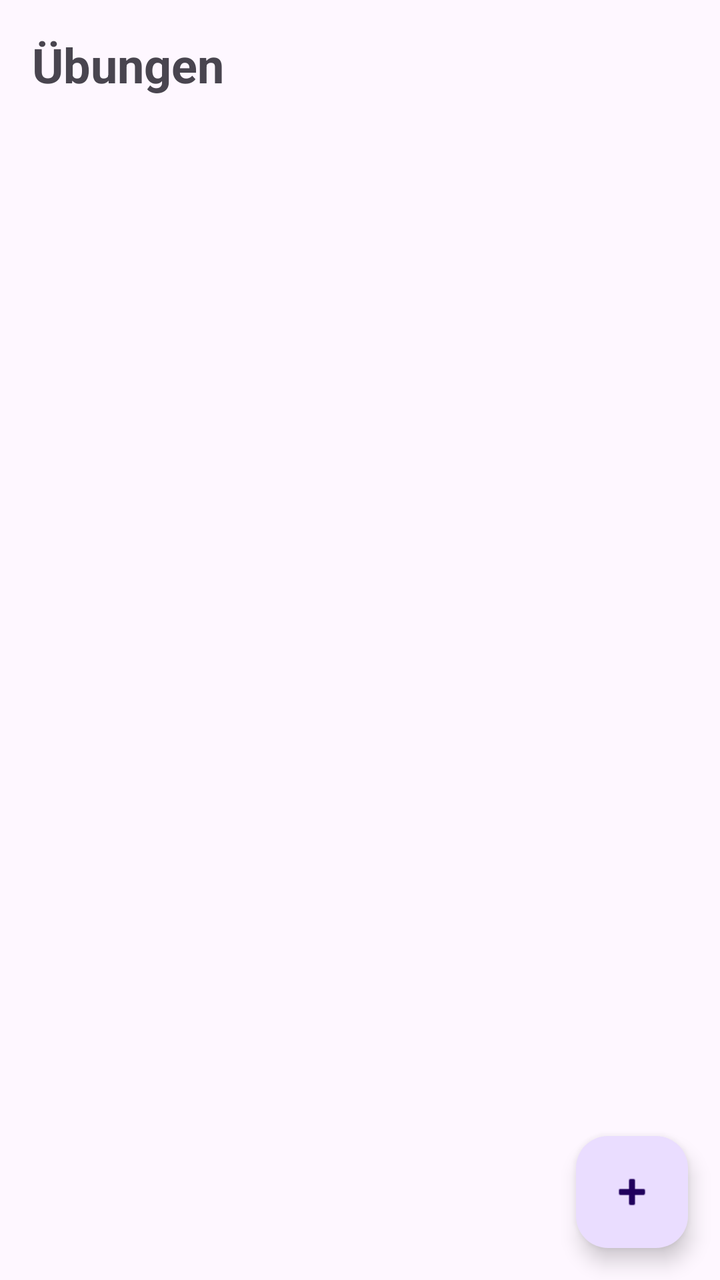
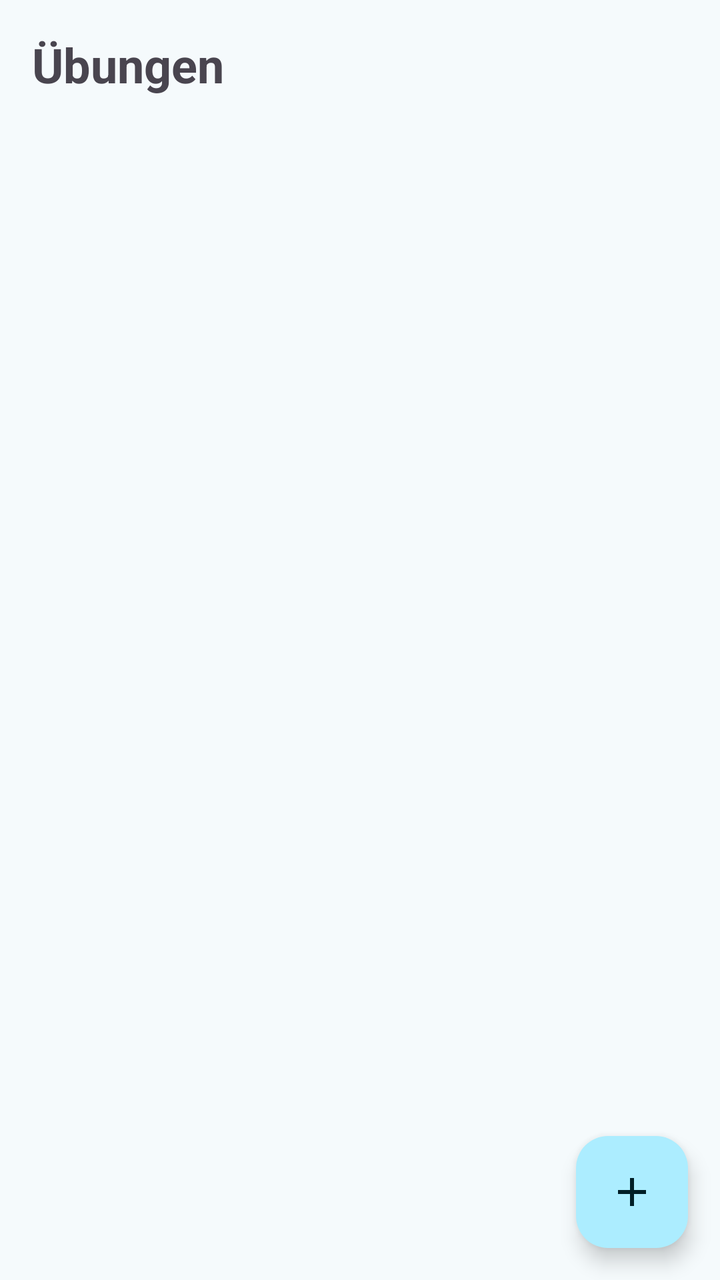

Before-and-after screenshots of an Android layout around one commit, followed by the original layout XML and the change that was made.
<!-- AndroidManifest.xml: application theme Theme.Workout -->
<!-- res/layout/fragment_exercise_list.xml -->
<?xml version="1.0" encoding="utf-8"?>
<FrameLayout
    xmlns:android="http://schemas.android.com/apk/res/android"
    xmlns:app="http://schemas.android.com/apk/res-auto"
    android:layout_width="match_parent"
    android:layout_height="match_parent">

    <LinearLayout
        android:layout_width="match_parent"
        android:layout_height="match_parent"
        android:orientation="vertical"
        android:padding="16dp">

        <TextView
            android:layout_width="wrap_content"
            android:layout_height="wrap_content"
            android:text="@string/uebungen"
            android:textSize="24sp"
            android:textStyle="bold"/>

        <TextView
            android:id="@+id/txtEmpty"
            android:layout_width="wrap_content"
            android:layout_height="wrap_content"
            android:layout_marginTop="24dp"
            android:text="@string/keine_uebungen_vorhanden"
            android:visibility="gone"/>

        <androidx.recyclerview.widget.RecyclerView
            android:id="@+id/recyclerExercises"
            android:layout_width="match_parent"
            android:layout_height="0dp"
            android:layout_weight="1"/>

    </LinearLayout>

    <com.google.android.material.floatingactionbutton.FloatingActionButton
        android:id="@+id/fabAddExercise"
        android:layout_width="wrap_content"
        android:layout_height="wrap_content"
        android:layout_gravity="bottom|end"
        android:layout_margin="16dp"
        app:srcCompat="@android:drawable/ic_input_add"/>

</FrameLayout>
<!-- resources referenced by this layout -->
<resources>
  <style name="Base.Theme.Workout" parent="Theme.Material3.DayNight.NoActionBar">
          
          
      </style>
  <!-- unchanged entries left out for length: 3 -->
</resources>

<!-- the commit's change to res/layout/fragment_exercise_list.xml (unified diff, before → after) -->
@@ -30,6 +30,7 @@
             android:id="@+id/recyclerExercises"
             android:layout_width="match_parent"
             android:layout_height="0dp"
+            android:layout_marginTop="16dp"
             android:layout_weight="1"/>
 
     </LinearLayout>
@@ -40,6 +41,7 @@
         android:layout_height="wrap_content"
         android:layout_gravity="bottom|end"
         android:layout_margin="16dp"
-        app:srcCompat="@android:drawable/ic_input_add"/>
+        android:contentDescription="Übung hinzufügen"
+        app:srcCompat="@drawable/ic_add"/>
 
 </FrameLayout>
<!-- resource entries referenced after the edit -->
@@ -1,9 +1,83 @@
 <!-- resources referenced by this layout -->
 <resources>
+  <!-- drawable ic_add (drawable) -->
+  <vector xmlns:android="http://schemas.android.com/apk/res/android"
+      android:width="24dp"
+      android:height="24dp"
+      android:viewportWidth="24"
+      android:viewportHeight="24">
+      <path
+          android:fillColor="#FFFFFFFF"
+          android:pathData="M19,13h-6v6h-2v-6H5v-2h6V5h2v6h6v2z"/>
+  </vector>
   <style name="Base.Theme.Workout" parent="Theme.Material3.DayNight.NoActionBar">
-          
-          
+          <item name="colorPrimary">@color/primary</item>
+          <item name="colorOnPrimary">@color/on_primary</item>
+          <item name="colorPrimaryContainer">@color/primary_container</item>
+          <item name="colorOnPrimaryContainer">@color/on_primary_container</item>
+          <item name="colorPrimaryInverse">@color/primary_inverse</item>
+          <item name="colorSecondary">@color/secondary</item>
+          <item name="colorOnSecondary">@color/on_secondary</item>
+          <item name="colorSecondaryContainer">@color/secondary_container</item>
+          <item name="colorOnSecondaryContainer">@color/on_secondary_container</item>
+          <item name="colorTertiary">@color/tertiary</item>
+          <item name="colorOnTertiary">@color/on_tertiary</item>
+          <item name="colorTertiaryContainer">@color/tertiary_container</item>
+          <item name="colorOnTertiaryContainer">@color/on_tertiary_container</item>
+          <item name="colorError">@color/error</item>
+          <item name="colorOnError">@color/on_error</item>
+          <item name="colorErrorContainer">@color/error_container</item>
+          <item name="colorOnErrorContainer">@color/on_error_container</item>
+          <item name="android:colorBackground">@color/surface</item>
+          <item name="colorOnBackground">@color/on_surface</item>
+          <item name="colorSurface">@color/surface</item>
+          <item name="colorOnSurface">@color/on_surface</item>
+          <item name="colorSurfaceVariant">@color/surface_variant</item>
+          <item name="colorOnSurfaceVariant">@color/on_surface_variant</item>
+          <item name="colorSurfaceInverse">@color/surface_inverse</item>
+          <item name="colorOnSurfaceInverse">@color/on_surface_inverse</item>
+          <item name="colorSurfaceDim">@color/surface_dim</item>
+          <item name="colorSurfaceBright">@color/surface_bright</item>
+          <item name="colorSurfaceContainerLowest">@color/surface_container_lowest</item>
+          <item name="colorSurfaceContainerLow">@color/surface_container_low</item>
+          <item name="colorSurfaceContainer">@color/surface_container</item>
+          <item name="colorSurfaceContainerHigh">@color/surface_container_high</item>
+          <item name="colorSurfaceContainerHighest">@color/surface_container_highest</item>
+          <item name="colorOutline">@color/outline</item>
+          <item name="colorOutlineVariant">@color/outline_variant</item>
       </style>
+  <color name="primary">#00687A</color>
+  <color name="on_primary">#FFFFFF</color>
+  <color name="primary_container">#ACEDFF</color>
+  <color name="on_primary_container">#001F26</color>
+  <color name="primary_inverse">#84D2E7</color>
+  <color name="secondary">#4B6269</color>
+  <color name="on_secondary">#FFFFFF</color>
+  <color name="secondary_container">#CEE7EF</color>
+  <color name="on_secondary_container">#061F25</color>
+  <color name="tertiary">#565D7E</color>
+  <color name="on_tertiary">#FFFFFF</color>
+  <color name="tertiary_container">#DDE1FF</color>
+  <color name="on_tertiary_container">#131A37</color>
+  <color name="error">#BA1A1A</color>
+  <color name="on_error">#FFFFFF</color>
+  <color name="error_container">#FFDAD6</color>
+  <color name="on_error_container">#410002</color>
+  <color name="surface">#F5FAFC</color>
+  <color name="on_surface">#171C1E</color>
+  <color name="surface_variant">#DBE4E7</color>
+  <color name="on_surface_variant">#3F484B</color>
+  <color name="surface_inverse">#2B3133</color>
+  <color name="on_surface_inverse">#ECF2F4</color>
+  <color name="surface_dim">#D5DBDD</color>
+  <color name="surface_bright">#F5FAFC</color>
+  <color name="surface_container_lowest">#FFFFFF</color>
+  <color name="surface_container_low">#EFF4F7</color>
+  <color name="surface_container">#E9EFF1</color>
+  <color name="surface_container_high">#E3E9EB</color>
+  <color name="surface_container_highest">#DEE3E6</color>
+  <color name="outline">#70797C</color>
+  <color name="outline_variant">#BFC8CB</color>
   <!-- unchanged entries left out for length: 3 -->
 </resources>
 
